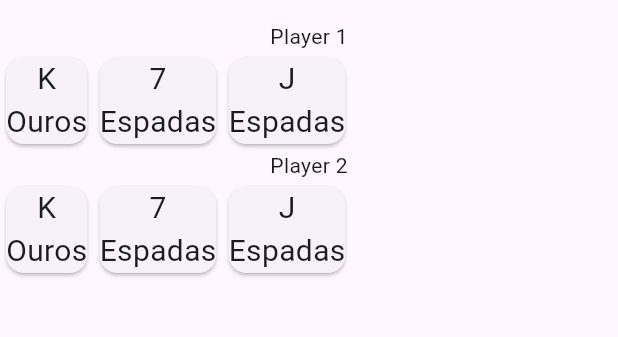
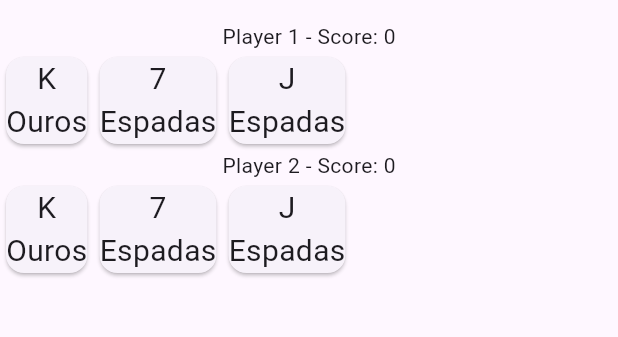
Before and after one commit to E-truco/fluttertest, a Flutter app: the screen it shows after launch, after a tap on "Start Game", on a phone screen of 412 x 824 dp, the part 63-400 px from its top. Run offline on Flutter 3.47's test engine with Material 3 defaults, Android fonts, the phone set to English and light mode, and no system bars; our stand-ins replace audioplayers, go_router, shared_preferences; statements that could not run were skipped.

Commit message:
lots of changes

```diff
--- /dev/null
+++ b/trucoapp/lib/models/game_state.dart
@@ -0,0 +1,53 @@
+import 'deck.dart';
+import 'player.dart';
+import 'card.dart';
+
+enum RoundStage { notStarted, inProgress, finished }
+
+class GameState {
+  Deck deck;
+  Player player1;
+  Player player2;
+  List<Card> table = [];
+  int currentPlayerIndex = 0;
+  RoundStage roundStage = RoundStage.notStarted;
+
+  GameState(this.player1, this.player2) : deck = Deck();
+
+  void startRound() {
+    deck.shuffle();
+    player1.receiveCards(deck.deal(3));
+    player2.receiveCards(deck.deal(3));
+    table.clear();
+    currentPlayerIndex = 0;
+    roundStage = RoundStage.inProgress;
+  }
+
+  Player get currentPlayer => currentPlayerIndex == 0 ? player1 : player2;
+
+  void playCard(int cardIndex) {
+    if (roundStage == RoundStage.inProgress) {
+      table.add(currentPlayer.playCard(cardIndex));
+      currentPlayerIndex = (currentPlayerIndex + 1) % 2;
+
+      if (table.length == 2) {
+        determineRoundWinner();
+      }
+    }
+  }
+
+  void determineRoundWinner() {
+    // Assuming higher card value wins
+    if (table[0].value > table[1].value) {
+      player1.score++;
+    } else {
+      player2.score++;
+    }
+
+    table.clear();
+
+    if (player1.hand.isEmpty && player2.hand.isEmpty) {
+      roundStage = RoundStage.finished;
+    }
+  }
+}
--- a/trucoapp/lib/models/player.dart
+++ b/trucoapp/lib/models/player.dart
@@ -3,10 +3,15 @@ import 'card.dart';
 class Player {
   final String name;
   List<Card> hand = [];
+  int score = 0;
 
   Player({required this.name});
 
   void receiveCards(List<Card> cards) {
     hand.addAll(cards);
   }
+
+  Card playCard(int index) {
+    return hand.removeAt(index);
+  }
 }
--- a/trucoapp/lib/screens/game_screen.dart
+++ b/trucoapp/lib/screens/game_screen.dart
@@ -1,5 +1,5 @@
 import 'package:flutter/material.dart';
-import '../models/deck.dart';
+import '../models/game_state.dart';
 import '../models/player.dart';
 import '../widgets/card_widget.dart';
 
@@ -9,19 +9,21 @@ class GameScreen extends StatefulWidget {
 }
 
 class _GameScreenState extends State<GameScreen> {
-  late Deck deck;
-  late Player player1;
-  late Player player2;
+  late GameState gameState;
 
   @override
   void initState() {
     super.initState();
-    deck = Deck();
-    player1 = Player(name: 'Player 1');
-    player2 = Player(name: 'Player 2');
+    Player player1 = Player(name: 'Player 1');
+    Player player2 = Player(name: 'Player 2');
+    gameState = GameState(player1, player2);
+    gameState.startRound();
+  }
 
-    player1.receiveCards(deck.deal(3));
-    player2.receiveCards(deck.deal(3));
+  void playCard(int cardIndex) {
+    setState(() {
+      gameState.playCard(cardIndex);
+    });
   }
 
   @override
@@ -32,16 +34,30 @@ class _GameScreenState extends State<GameScreen> {
       ),
       body: Column(
         children: <Widget>[
-          Text(player1.name),
+          Text('${gameState.player1.name} - Score: ${gameState.player1.score}'),
           Row(
-            children: player1.hand
-                .map((card) => CardWidget(card: card))
+            children: gameState.player1.hand
+                .map((card) => GestureDetector(
+                      onTap: () {
+                        if (gameState.currentPlayer == gameState.player1) {
+                          playCard(gameState.player1.hand.indexOf(card));
+                        }
+                      },
+                      child: CardWidget(card: card),
+                    ))
                 .toList(),
           ),
-          Text(player2.name),
+          Text('${gameState.player2.name} - Score: ${gameState.player2.score}'),
           Row(
-            children: player2.hand
-                .map((card) => CardWidget(card: card))
+            children: gameState.player2.hand
+                .map((card) => GestureDetector(
+                      onTap: () {
+                        if (gameState.currentPlayer == gameState.player2) {
+                          playCard(gameState.player2.hand.indexOf(card));
+                        }
+                      },
+                      child: CardWidget(card: card),
+                    ))
                 .toList(),
           ),
         ],
```
